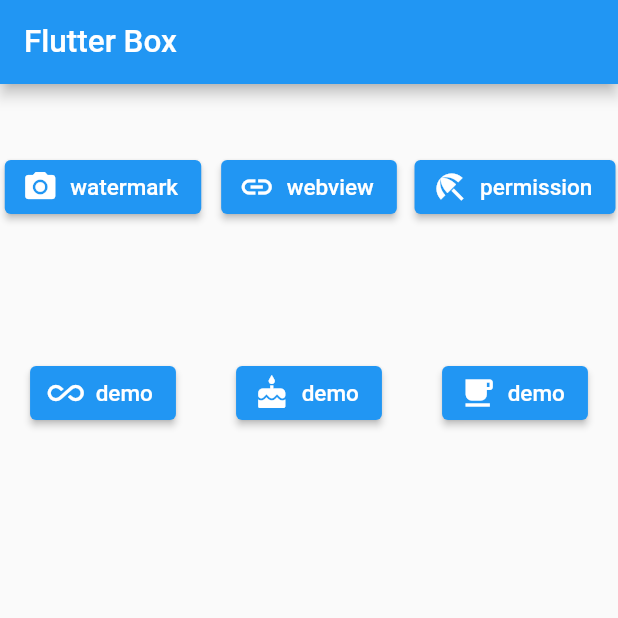
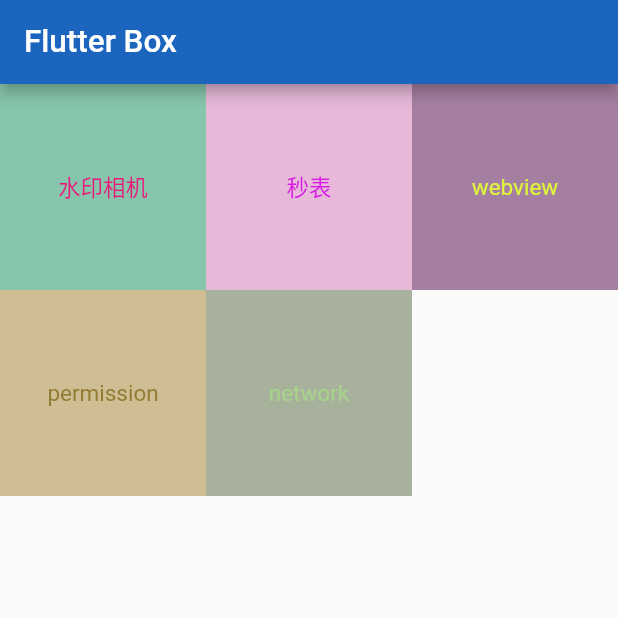
Before and after one commit to keepgagaga/flutter_box, a Flutter app: the screen it shows after launch, on a phone screen of 412 x 824 dp, the top half of it. Run offline on Flutter 3.47's test engine with Material 2 defaults, Android fonts, the phone set to English and light mode, and no system bars; our stand-ins replace camera, connectivity_plus, flutter_bloc, flutter_smart_dialog, image_gallery_saver, permission_handler; missing offline and left inert: window_manager; generated files the repository leaves out were written again.

Commit message:
modify home layout

```diff
--- a/lib/main.dart
+++ b/lib/main.dart
@@ -6,6 +6,9 @@ import 'package:flutter_bloc/flutter_bloc.dart';
 import 'package:flutter_box/common/LocalConfig.dart';
 import 'package:flutter_box/common/ThemeConfig.dart';
 import 'package:flutter_box/components/StopWatch/StopWatchBloc.dart';
+import 'package:flutter_box/pages/mobile/routes.dart';
+import 'package:flutter_box/pages/web/routes.dart';
+import 'package:flutter_smart_dialog/flutter_smart_dialog.dart';
 import 'package:provider/provider.dart';
 import 'package:window_manager/window_manager.dart';
 
@@ -95,6 +98,9 @@ class _MainAppState extends State<MainApp> {
       localizationsDelegates: AppLocalizations.localizationsDelegates,
       supportedLocales: AppLocalizations.supportedLocales,
       locale: localData,
+      navigatorObservers: [FlutterSmartDialog.observer],
+      builder: FlutterSmartDialog.init(),
+      routes: routes,
     );
   }
 }
--- a/lib/pages/mobile/Home.dart
+++ b/lib/pages/mobile/Home.dart
@@ -1,29 +1,60 @@
-import 'dart:io';
-
-import 'package:flutter/cupertino.dart';
+import 'package:camera/camera.dart';
 import 'package:flutter/material.dart';
 import 'package:flutter_box/components/PhotoWaterMark/PhotoWatermark.dart';
+import 'package:flutter_box/utils/RandomColor.dart';
 
 class Home extends StatefulWidget {
   _HomeState createState() => _HomeState();
 }
 
 class _HomeState extends State<Home> {
-  void _navTo(path) {
-    if (path == 'photo') {
-      Navigator.of(context).push(CupertinoPageRoute(builder: (context) {
-        return PhotoWaterMark();
-      }));
-    }
+  List _homeNavData = [];
+
+  void initState() {
+    super.initState();
+    _init();
   }
 
-  Future<File> _takeWaterMark(context) async {
+  void dispose() {
+    super.dispose();
+  }
+
+  _init() {
+    _homeNavData = [
+      {
+        'label': '水印相机',
+        'callback': () => _takeWaterMark(context),
+      },
+      {
+        'label': '秒表',
+        'callback': () => _navTo('stopWatch'),
+      },
+      {
+        'label': 'webview',
+        'callback': () => _navTo('webview'),
+      },
+      {
+        'label': 'permission',
+        'callback': () => _navTo('permission'),
+      },
+      {
+        'label': 'network',
+        'callback': () => _navTo('networkStatus'),
+      },
+    ];
+  }
+
+  _takeWaterMark(context) async {
+    List<CameraDescription> _cameras = await availableCameras(); // 获取可用相机列表
+
     return await Navigator.of(context).push(
       PageRouteBuilder(
         opaque: false,
         pageBuilder: (BuildContext context, Animation<double> animation,
             Animation<double> secondaryAnimation) {
-          return PhotoWaterMark();
+          return PhotoWaterMark(
+            cameras: _cameras,
+          );
         },
         transitionsBuilder: ((context, animation, secondaryAnimation, child) =>
             FadeTransition(
@@ -34,70 +65,48 @@ class _HomeState extends State<Home> {
     );
   }
 
+  void _navTo(to) {
+    print(to);
+    if (to == 'stopWatch') {
+      Navigator.of(context).pushNamed('/stopWatch');
+    } else if (to == 'networkStatus') {
+      Navigator.of(context).pushNamed('/networkStatus');
+    } else if (to == 'permission') {
+      Navigator.of(context).pushNamed('/permission');
+    } else if (to == 'webview') {
+      Navigator.of(context).pushNamed('/webview');
+    }
+  }
+
   Widget build(context) {
     return Scaffold(
       appBar: AppBar(
         title: Text('Flutter Box'),
+        backgroundColor: RandomColor.getColor(),
       ),
       body: Center(
-        child: GridView(
+        child: GridView.builder(
             gridDelegate: SliverGridDelegateWithFixedCrossAxisCount(
               crossAxisCount: 3,
               childAspectRatio: 1.0,
             ),
-          children: [
-            Container(
+            itemCount: _homeNavData.length,
+            itemBuilder: (context, index) {
+              return GestureDetector(
+                behavior: HitTestBehavior.opaque,
+                onTap: () => _homeNavData[index]['callback'](),
+                child: Container(
+                  color: RandomColor.getColor().withOpacity(0.5),
                   alignment: Alignment.center,
-              child: ElevatedButton.icon(
-                onPressed: () {
-                  _takeWaterMark(context);
-                },
-                icon: Icon(Icons.photo_camera),
-                label: Text('watermark'),
+                  child: Text(
+                    _homeNavData[index]['label'],
+                    style: TextStyle(
+                      color: RandomColor.getColor(),
                     ),
                   ),
-            Container(
-              alignment: Alignment.center,
-              child: ElevatedButton.icon(
-                onPressed: () {},
-                icon: Icon(Icons.link),
-                label: Text('webview'),
                 ),
-            ),
-            Container(
-              alignment: Alignment.center,
-              child: ElevatedButton.icon(
-                onPressed: () {},
-                icon: Icon(Icons.beach_access),
-                label: Text('permission'),
-              ),
-            ),
-            Container(
-              alignment: Alignment.center,
-              child: ElevatedButton.icon(
-                onPressed: () {},
-                icon: Icon(Icons.all_inclusive),
-                label: Text('demo'),
-              ),
-            ),
-            Container(
-              alignment: Alignment.center,
-              child: ElevatedButton.icon(
-                onPressed: () {},
-                icon: Icon(Icons.cake),
-                label: Text('demo'),
-              ),
-            ),
-            Container(
-              alignment: Alignment.center,
-              child: ElevatedButton.icon(
-                onPressed: () {},
-                icon: Icon(Icons.free_breakfast),
-                label: Text('demo'),
-              ),
-            ),
-          ],
-        ),
+              );
+            }),
       ),
     );
   }
--- /dev/null
+++ b/lib/pages/mobile/routes.dart
@@ -0,0 +1,12 @@
+import 'package:flutter/material.dart';
+import 'package:flutter_box/pages/mobile/NetworkStatus.dart';
+import 'package:flutter_box/pages/mobile/PermissionPage.dart';
+import 'package:flutter_box/pages/mobile/StopWatchPage.dart';
+import 'package:flutter_box/pages/mobile/WebViewPage.dart';
+
+Map<String, WidgetBuilder> routes = {
+  '/stopWatch': (context) => StopWatchPage(),
+  '/networkStatus': (context) => NetworkStatus(),
+  '/permission': (context) => PermissionPage(),
+  '/webview': (context) => WebViewPage(),
+};
--- a/pubspec.yaml
+++ b/pubspec.yaml
@@ -43,6 +43,9 @@ dependencies:
   permission_handler: ^10.2.0
   path_provider: ^2.0.14
   path: ^1.8.2
+  image_gallery_saver: ^1.7.1
+  flutter_smart_dialog: ^4.9.0+5
+  connectivity_plus: ^3.0.4
 
   # The following adds the Cupertino Icons font to your application.
   # Use with the CupertinoIcons class for iOS style icons.
```
Also changed, not shown: lib/components/PhotoWaterMark/PhotoWatermark.dart (+121 -33 lines), lib/pages/mobile/NetworkStatus.dart (added, +50 -0 lines), lib/pages/mobile/PermissionPage.dart (added, +15 -0 lines), lib/pages/mobile/StopWatchPage.dart (added, +18 -0 lines), lib/pages/mobile/WebViewPage.dart (added, +15 -0 lines), pubspec.lock, 6 other files. Lines whose indentation alone changed are shown as unchanged.
